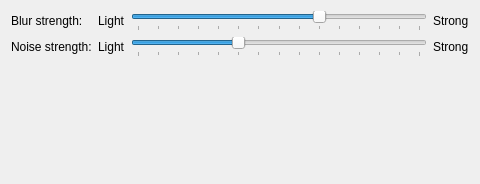
Qt form src/plugins/blur/blur_config.ui (KDE/kwin) before a commit.
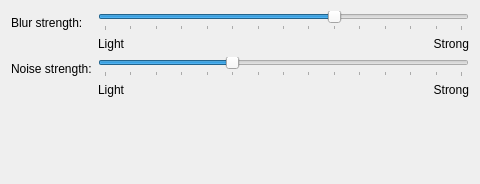
The same form after that commit.

Commit message:
plugins/blur: Re-arrange slider labels
Labels at bottom are more common and they look more nicer.

```diff
--- a/src/plugins/blur/blur_config.ui
+++ b/src/plugins/blur/blur_config.ui
@@ -19,14 +19,7 @@
     </widget>
    </item>
    <item row="0" column="1">
-    <layout class="QHBoxLayout" name="horizontalLayout">
-     <item>
-      <widget class="QLabel" name="labelConstantBlurLight">
-       <property name="text">
-        <string>Light</string>
-       </property>
-      </widget>
-     </item>
+    <layout class="QVBoxLayout" name="verticalLayout">
      <item>
       <widget class="QSlider" name="kcfg_BlurStrength">
        <property name="minimum">
@@ -53,11 +46,25 @@
       </widget>
      </item>
      <item>
+      <layout class="QHBoxLayout" name="horizontalLayout">
+       <item>
+        <widget class="QLabel" name="labelConstantBlurLight">
+         <property name="text">
+          <string>Light</string>
+         </property>
+        </widget>
+       </item>
+       <item>
       <widget class="QLabel" name="labelConstantBlurStrong">
        <property name="text">
         <string>Strong</string>
        </property>
-      </widget>
+         <property name="alignment">
+          <set>Qt::AlignmentFlag::AlignRight|Qt::AlignmentFlag::AlignTrailing|Qt::AlignmentFlag::AlignVCenter</set>
+         </property>
+        </widget>
+       </item>
+      </layout>
      </item>
     </layout>
    </item>
@@ -69,14 +76,7 @@
     </widget>
    </item>
    <item row="2" column="1">
-    <layout class="QHBoxLayout" name="horizontalLayout_2">
-     <item>
-      <widget class="QLabel" name="labelConstantNoiseLight">
-       <property name="text">
-        <string>Light</string>
-       </property>
-      </widget>
-     </item>
+    <layout class="QVBoxLayout" name="verticalLayout_2">
      <item>
       <widget class="QSlider" name="kcfg_NoiseStrength">
        <property name="maximum">
@@ -100,11 +100,25 @@
       </widget>
      </item>
      <item>
+      <layout class="QHBoxLayout" name="horizontalLayout_2">
+       <item>
+        <widget class="QLabel" name="labelConstantNoiseLight">
+         <property name="text">
+          <string>Light</string>
+         </property>
+        </widget>
+       </item>
+       <item>
       <widget class="QLabel" name="labelConstantNoiseStrong">
        <property name="text">
         <string>Strong</string>
        </property>
-      </widget>
+         <property name="alignment">
+          <set>Qt::AlignmentFlag::AlignRight|Qt::AlignmentFlag::AlignTrailing|Qt::AlignmentFlag::AlignVCenter</set>
+         </property>
+        </widget>
+       </item>
+      </layout>
      </item>
     </layout>
    </item>
```
Lines whose indentation alone changed are shown as unchanged.
